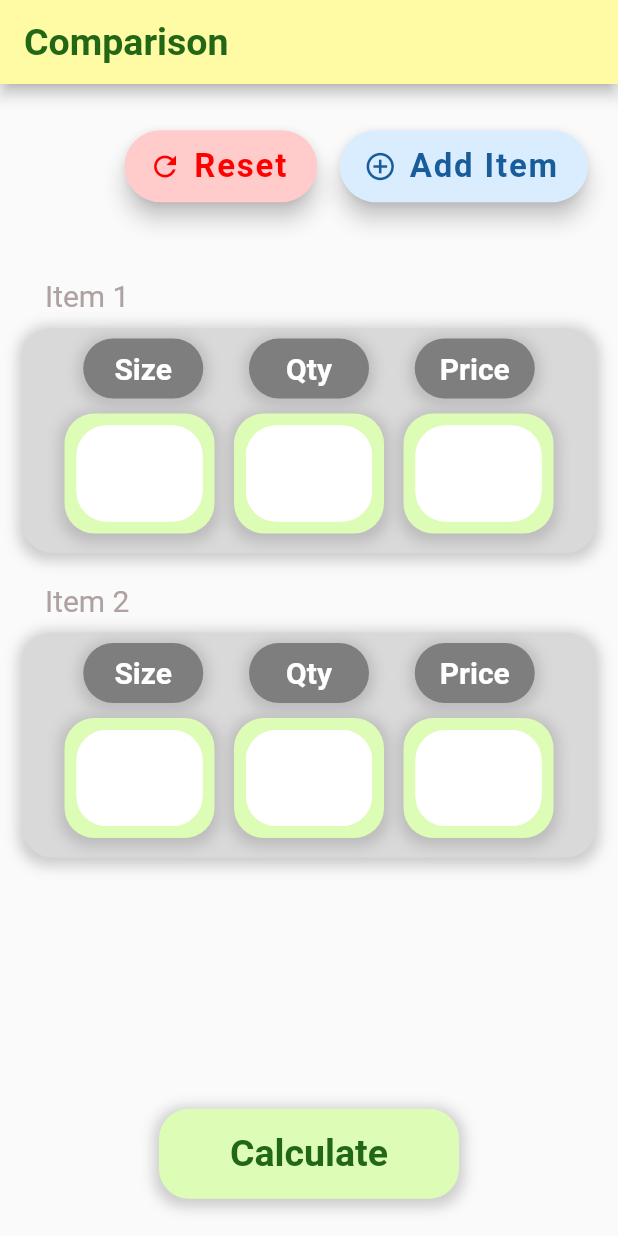
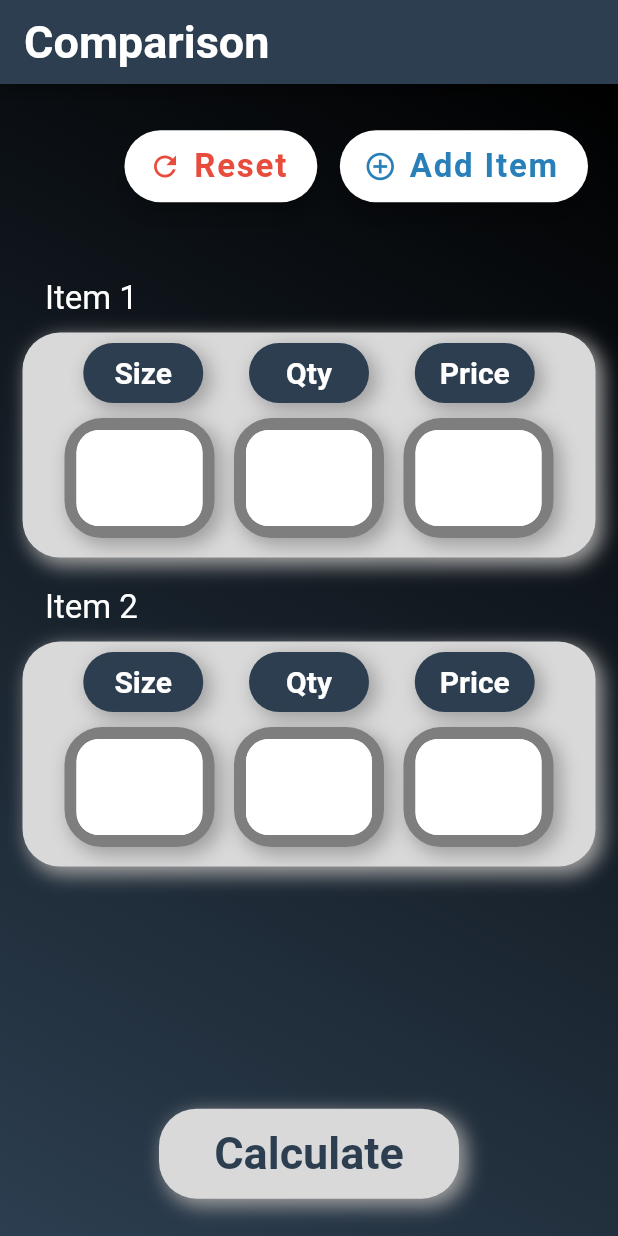
Before and after one commit to Pawarasoms/cheap_cart_app, a Flutter app: the screen it shows after launch, on a phone screen of 412 x 824 dp. Run offline on Flutter 3.47's test engine with Material 2 defaults, Android fonts, the phone set to English and light mode, and no system bars.

Commit message:
Changed theme color

```diff
--- a/lib/base_card.dart
+++ b/lib/base_card.dart
@@ -18,13 +18,13 @@ class BaseCard extends StatelessWidget {
         // margin: const EdgeInsets.all(0.0),
         decoration: BoxDecoration(
           color: theColor,
-          borderRadius: BorderRadius.circular(20.0),
+          borderRadius: BorderRadius.circular(25.0),
           boxShadow:[
             BoxShadow(
-              color: Colors.grey.withOpacity(0.5),
-              spreadRadius: 3,
-              blurRadius: 7,
-              offset: Offset(0, 2),
+              color: Colors.grey.shade500,
+              spreadRadius: 1,
+              blurRadius: 10,
+              offset: Offset(4, 4),
             )
           ]
         ),
--- a/lib/compare_item.dart
+++ b/lib/compare_item.dart
@@ -44,7 +44,7 @@ class CompareItemState extends State<CompareItem> {
             children: [
               Text(
                 "Item "+ widget.itemNum.toString(),
-                style: TextStyle(fontSize: 20, color: kLightGrey),
+                style: TextStyle(fontSize: 22, color: kWhite),
               ),
             ],
           ),
@@ -52,7 +52,7 @@ class CompareItemState extends State<CompareItem> {
         Container(
           padding: const EdgeInsets.only(left: 15, right: 15, top: 10),
           child: BaseCard(
-            theColor:widget.isCheapest ? kLigthPink : backgroundButton,
+            theColor:widget.isCheapest ? kYellow : backgroundButton,
 
             theChild: Container(
               width: 600.0,
@@ -67,7 +67,7 @@ class CompareItemState extends State<CompareItem> {
                       children: [
                         Container(
                           child: BaseCard(
-                            theColor: kDarkGrey,
+                            theColor: kBlueGrey,
                             theChild: Container(
                               width: 80.0,
                               height: 40.0,
@@ -86,7 +86,7 @@ class CompareItemState extends State<CompareItem> {
                         ),
                         Container(
                           child: BaseCard(
-                            theColor: kDarkGrey,
+                            theColor: kBlueGrey,
                             theChild: Container(
                               width: 80.0,
                               height: 40.0,
@@ -105,7 +105,7 @@ class CompareItemState extends State<CompareItem> {
                         ),
                         Container(
                           child: BaseCard(
-                            theColor: kDarkGrey,
+                            theColor: kBlueGrey,
                             theChild: Container(
                               width: 80.0,
                               height: 40.0,
@@ -134,7 +134,7 @@ class CompareItemState extends State<CompareItem> {
                       children: [
                         Container(
                           child: BaseCard(
-                            theColor: kLightGreen,
+                            theColor: kDarkGrey,
                             theChild: Container(
                               width: 100.0,
                               height: 80.0,
@@ -157,15 +157,15 @@ class CompareItemState extends State<CompareItem> {
                                   textInputAction: TextInputAction.next,
                                   decoration: const InputDecoration(
                                     enabledBorder: OutlineInputBorder(
-                                      borderRadius: BorderRadius.all(Radius.circular(20)),
+                                      borderRadius: BorderRadius.all(Radius.circular(15)),
                                       borderSide: BorderSide(width: 2, color: kWhite),
                                     ),
                                     filled: true,
                                     fillColor: kWhite,
                                   ),
                                   style: const TextStyle(
-                                    color: kDarkGreen,
-                                    fontSize: 25,
+                                    color: kBlueGrey,
+                                    fontSize: 26,
                                     fontWeight: FontWeight.bold,
                                   ),
                                   textAlign: TextAlign.center,
@@ -182,7 +182,7 @@ class CompareItemState extends State<CompareItem> {
                         ),
                         Container(
                           child: BaseCard(
-                            theColor: kLightGreen,
+                            theColor: kDarkGrey,
                             theChild: Container(
                               width: 100.0,
                               height: 80.0,
@@ -205,15 +205,15 @@ class CompareItemState extends State<CompareItem> {
                                   textInputAction: TextInputAction.next,
                                   decoration: const InputDecoration(
                                     enabledBorder: OutlineInputBorder(
-                                      borderRadius: BorderRadius.all(Radius.circular(20)),
+                                      borderRadius: BorderRadius.all(Radius.circular(15)),
                                       borderSide: BorderSide(width: 2, color: kWhite),
                                     ),
                                     filled: true,
                                     fillColor: kWhite,
                                   ),
                                   style: const TextStyle(
-                                    color: kDarkGreen,
-                                    fontSize: 25,
+                                    color: kBlueGrey,
+                                    fontSize: 26,
                                     fontWeight: FontWeight.bold,
                                   ),
                                   textAlign: TextAlign.center,
@@ -230,7 +230,7 @@ class CompareItemState extends State<CompareItem> {
                         ),
                         Container(
                           child: BaseCard(
-                            theColor: kLightGreen,
+                            theColor: kDarkGrey,
                             theChild: Container(
                               width: 100.0,
                               height: 80.0,
@@ -253,15 +253,15 @@ class CompareItemState extends State<CompareItem> {
                                   textInputAction: TextInputAction.done,
                                   decoration: const InputDecoration(
                                     enabledBorder: OutlineInputBorder(
-                                      borderRadius: BorderRadius.all(Radius.circular(20)),
+                                      borderRadius: BorderRadius.all(Radius.circular(15)),
                                       borderSide: BorderSide(width: 2, color: kWhite),
                                     ),
                                     filled: true,
                                     fillColor: kWhite,
                                   ),
                                   style: const TextStyle(
-                                    color: kDarkGreen,
-                                    fontSize: 25,
+                                    color: kBlueGrey,
+                                    fontSize: 26,
                                     fontWeight: FontWeight.bold,
                                   ),
                                   textAlign: TextAlign.center,
--- a/lib/comparison_screen.dart
+++ b/lib/comparison_screen.dart
@@ -94,7 +94,7 @@ class _ComparisonScreenState extends State<ComparisonScreen> {
         padding: EdgeInsets.all(16),
         height: 90,
         decoration: BoxDecoration(
-          color: kDarkGreen,
+          color: kYellow,
           borderRadius: BorderRadius.all(Radius.circular(20)),
         ),
         child: Center(
@@ -108,10 +108,10 @@ class _ComparisonScreenState extends State<ComparisonScreen> {
 
 
                     // "${cheapestItem} is cheapest and is ${perDiff}% cheaper than ${runnerUpItem}"
-                    Text("${cheapest} is cheapest", style: TextStyle(fontSize: 28, color: Colors.white,fontWeight: FontWeight.bold),),
+                    Text("${cheapest} is cheapest", style: TextStyle(fontSize: 28, color: kBlueGrey,fontWeight: FontWeight.bold),),
                     const SizedBox(height: 2,),
 
-                    Text("It is ${value}% cheaper than ${runnerUp}", style: TextStyle(fontSize: 20, color: Colors.white),
+                    Text("It is ${value}% cheaper than ${runnerUp}", style: TextStyle(fontSize: 20, color: kBlueGrey),
                       maxLines: 2,
                       overflow: TextOverflow.ellipsis,),
 
@@ -135,7 +135,7 @@ class _ComparisonScreenState extends State<ComparisonScreen> {
           padding: EdgeInsets.all(16),
           height: 98,
           decoration: BoxDecoration(
-            color: kDarkGreen,
+            color: kYellow,
             borderRadius: BorderRadius.all(Radius.circular(20)),
           ),
           child: Center(
@@ -150,7 +150,7 @@ class _ComparisonScreenState extends State<ComparisonScreen> {
                         "All items have the",
                         style: TextStyle(
                           fontSize: 28,
-                          color: headAndTailBG,
+                          color: kBlueGrey,
                           fontWeight: FontWeight.bold,
                         ),
                         textAlign: TextAlign.center,
@@ -159,7 +159,7 @@ class _ComparisonScreenState extends State<ComparisonScreen> {
                         "same value!",
                         style: TextStyle(
                           fontSize: 28,
-                          color:headAndTailBG,
+                          color:kBlueGrey,
                           fontWeight: FontWeight.bold,
                         ),
                         textAlign: TextAlign.center,
@@ -185,7 +185,7 @@ class _ComparisonScreenState extends State<ComparisonScreen> {
           padding: EdgeInsets.all(16),
           height: 90,
           decoration: BoxDecoration(
-            color: kDarkGreen,
+            color: kYellow,
             borderRadius: BorderRadius.all(Radius.circular(20)),
           ),
           child: Center(
@@ -200,7 +200,7 @@ class _ComparisonScreenState extends State<ComparisonScreen> {
                         "${cheapestItems[0]} and ${cheapestItems[1]}",
                         style: TextStyle(
                           fontSize: 28,
-                          color: headAndTailBG,
+                          color: kBlueGrey,
                           fontWeight: FontWeight.bold,
                         ),
                         textAlign: TextAlign.center,
@@ -210,7 +210,7 @@ class _ComparisonScreenState extends State<ComparisonScreen> {
                         "are cheapest",
                         style: TextStyle(
                           fontSize: 20,
-                          color: Colors.white,
+                          color: kBlueGrey,
                         ),
                         textAlign: TextAlign.center,
                       ),
@@ -247,7 +247,7 @@ class _ComparisonScreenState extends State<ComparisonScreen> {
                         "${cheapestItems[0]} and ${cheapestItems[1]} and ${cheapestItems[2]}",
                         style: TextStyle(
                           fontSize: 23,
-                          color: headAndTailBG,
+                          color: kBlueGrey,
                           fontWeight: FontWeight.bold,
                         ),
                         textAlign: TextAlign.center,
@@ -257,7 +257,7 @@ class _ComparisonScreenState extends State<ComparisonScreen> {
                         "are cheapest",
                         style: TextStyle(
                           fontSize: 20,
-                          color: Colors.white,
+                          color: kBlueGrey,
                         ),
                         textAlign: TextAlign.center,
                       ),
@@ -296,12 +296,24 @@ class _ComparisonScreenState extends State<ComparisonScreen> {
       appBar: AppBar(
         title: const Text(
           'Comparison',
-          style: TextStyle(fontSize: 25, fontWeight: FontWeight.bold),
+          style: TextStyle(fontSize: 30, fontWeight: FontWeight.bold),
         ),
-        backgroundColor: headAndTailBG,
-        foregroundColor: kDarkGreen,
+        backgroundColor: kBlueGrey,
+        foregroundColor: Colors.white,
+
       ),
       body: SafeArea(
+        child: Container(
+          decoration: BoxDecoration(
+            gradient: LinearGradient(
+              begin: Alignment.topRight,
+              end: Alignment.bottomLeft,
+              colors: [
+                kBlack,
+                kBlueGrey,
+              ],
+            ),
+          ),
           child: Column(
             children: [
               Expanded(
@@ -322,7 +334,7 @@ class _ComparisonScreenState extends State<ComparisonScreen> {
                                 fontSize: 22,
                               ),
                             ),
-                          backgroundColor: kLigthRed,
+                            backgroundColor: kWhite,
                             icon: const Icon(
                               Icons.refresh,
                               size: 22.0,
@@ -362,7 +374,7 @@ class _ComparisonScreenState extends State<ComparisonScreen> {
                                 fontSize: 22,
                               ),
                             ),
-                          backgroundColor: kLigthBlue,
+                            backgroundColor: kWhite,
                             icon: const Icon(
                               Icons.add_circle_outline,
                               size: 22.0,
@@ -403,7 +415,7 @@ class _ComparisonScreenState extends State<ComparisonScreen> {
                   alignment: Alignment.center,
                   // color: headAndTailBG,
                   child: BaseCard(
-                  theColor: kLightGreen,
+                    theColor: backgroundButton,
                     theChild: Container(
                       width: 200.0,
                       height: 60.0,
@@ -411,9 +423,9 @@ class _ComparisonScreenState extends State<ComparisonScreen> {
                         child: Text(
                           "Calculate",
                           style: TextStyle(
-                          fontSize: 25,
+                            fontSize: 30,
                             fontWeight: FontWeight.bold,
-                          color: kDarkGreen,
+                            color: kBlueGrey,
                           ),
                         ),
                       ),
@@ -547,6 +559,7 @@ class _ComparisonScreenState extends State<ComparisonScreen> {
             ],
           ),
         ),
+      ),
     );
   }
 
--- a/lib/constants.dart
+++ b/lib/constants.dart
@@ -4,13 +4,18 @@ import 'package:flutter/material.dart';
 const backgroundButton = Color(0xFFD9D9D9);
 const headAndTailBG = Color(0xFFFFFBA5);
 const kDarkGreen = Color(0xFF226716);
-const redText = Color(0xFFFF0000);
+const redText = Color(0xFFE74C3C);
 const kLightGrey = Color(0xFFAFA1A1);
 const kLightGreen = Color(0xFFDDFCB6);
 const kDarkGrey = Color(0xFF7E7E7E);
-const kWhite = Colors.white;
+const kWhite = Color(0xFFFFFFFF);
 const kLigthRed = Color(0xFFFFCBCB);
 const kLigthBlue = Color(0xFFD9EDFF);
 const kLigthPink = Color(0xFFFFC7E2);
 const kDarkPink = Color(0xFFD31671);
-const kDarkBlue = Color(0xFF195C9A);
+const kDarkBlue = Color(0xFF2980B9);
+
+const kBlack = Color(0xFF000000);
+const kBlueGrey = Color(0xFF2C3E50);
+
+const kYellow = Color(0xFFF1C40F);
```
Lines whose indentation alone changed are shown as unchanged.
